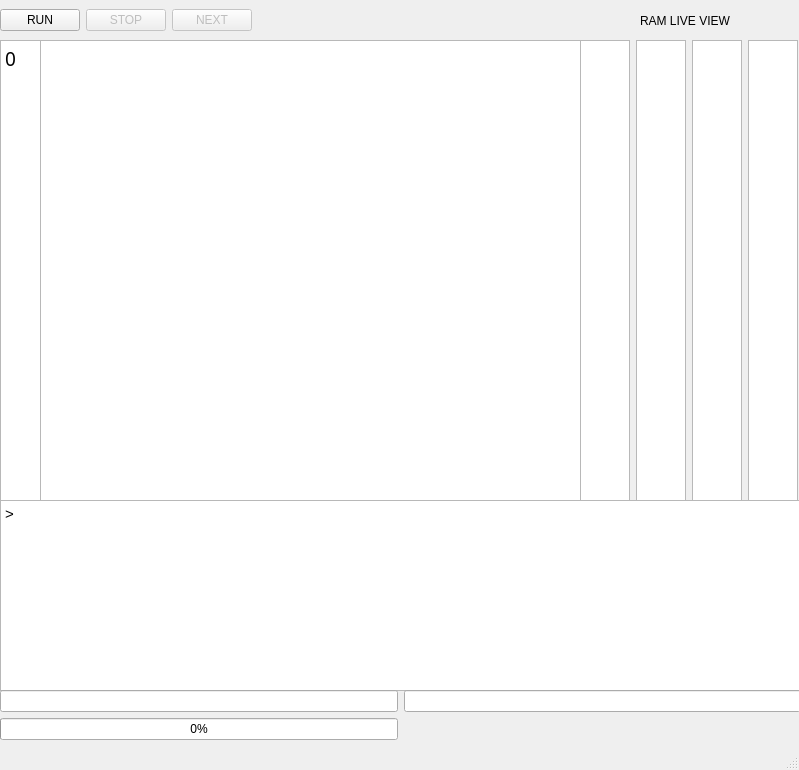
Kennethch-02/DII-Proyecto-I-C-, file mainwindow.ui: the form before one commit.
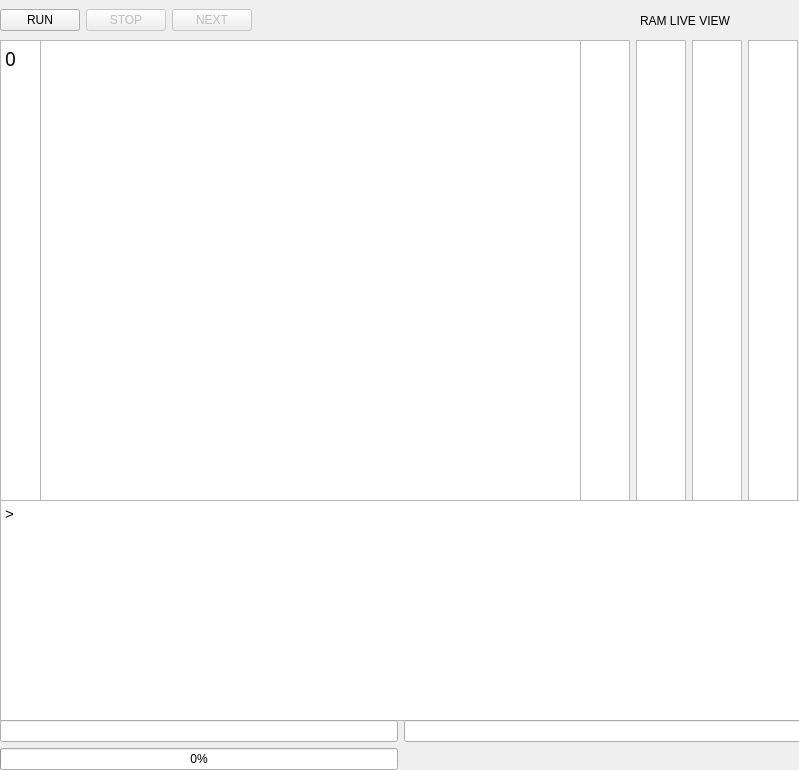
The form after the commit.

```diff
--- a/mainwindow.ui
+++ b/mainwindow.ui
@@ -249,7 +249,7 @@
       <x>0</x>
       <y>500</y>
       <width>801</width>
-      <height>191</height>
+      <height>221</height>
      </rect>
     </property>
     <layout class="QVBoxLayout" name="verticalLayout_3">
@@ -273,7 +273,7 @@
     <property name="geometry">
      <rect>
       <x>0</x>
-      <y>690</y>
+      <y>720</y>
       <width>801</width>
       <height>51</height>
      </rect>
@@ -309,7 +309,6 @@
     </layout>
    </widget>
   </widget>
-  <widget class="QStatusBar" name="statusbar"/>
  </widget>
  <resources/>
  <connections/>
```
